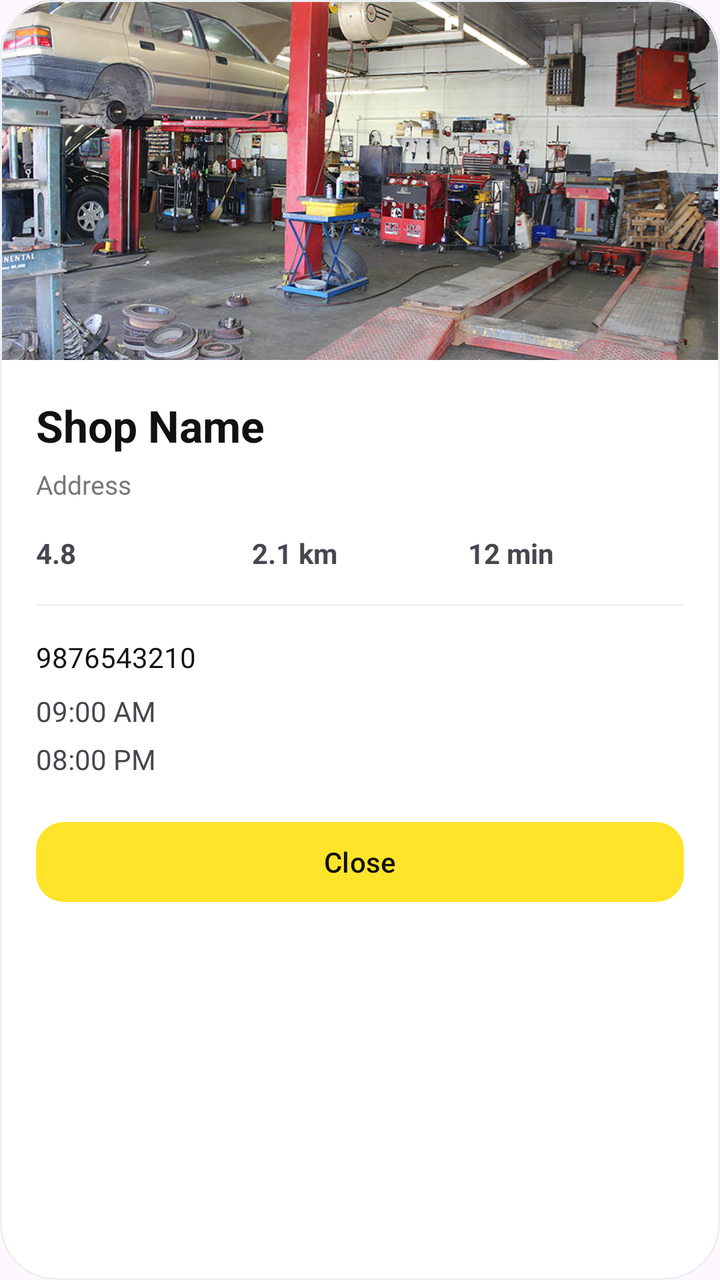
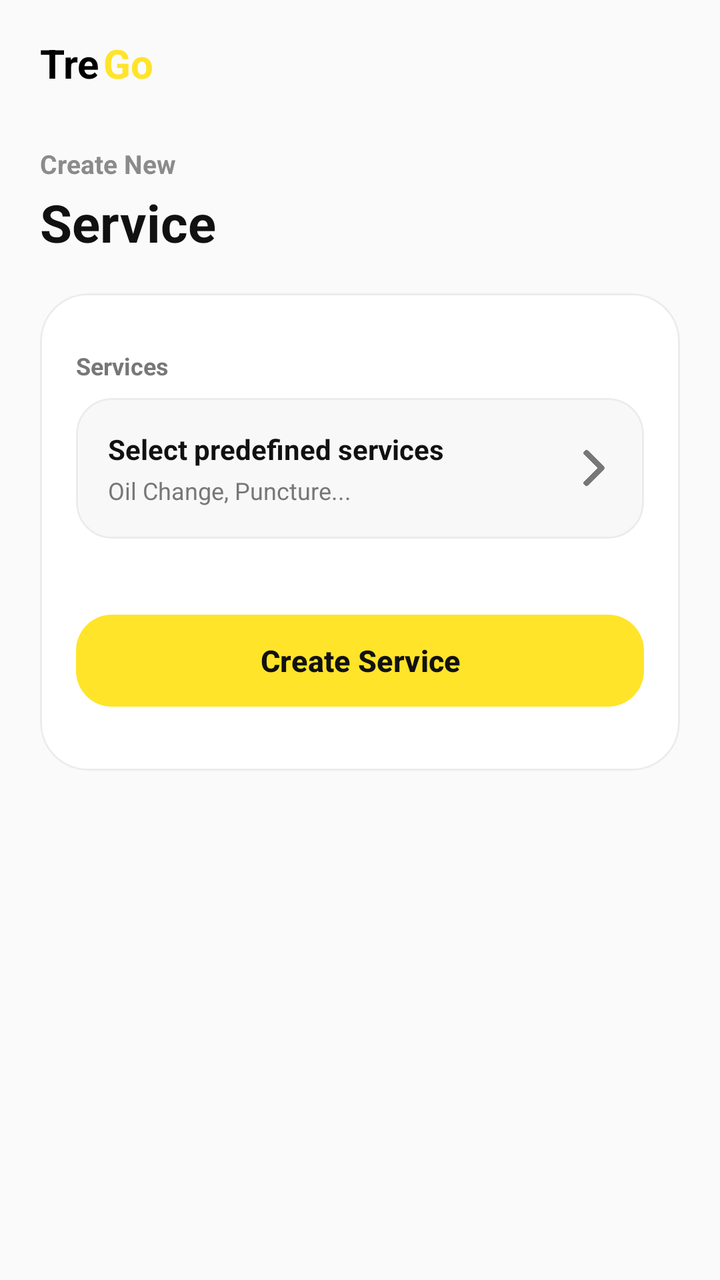

The first picture is an Android layout as it rendered before a commit; the second is the same layout after the commit. The layout source and the unified diff follow.
<!-- AndroidManifest.xml: application theme Theme.TregoApp -->
<!-- res/layout/sample2.xml -->
<?xml version="1.0" encoding="utf-8"?>
<com.google.android.material.card.MaterialCardView
    xmlns:android="http://schemas.android.com/apk/res/android"
    xmlns:app="http://schemas.android.com/apk/res-auto"
    android:layout_width="match_parent"
    android:layout_height="wrap_content"
    android:layout_margin="10dp"
    app:cardBackgroundColor="#FFFFFF"
    app:cardCornerRadius="28dp"
    app:strokeColor="#ECEFF3"
    app:strokeWidth="1dp">

    <LinearLayout
        android:layout_width="match_parent"
        android:layout_height="wrap_content"
        android:orientation="vertical">

        <ImageView
            android:layout_width="match_parent"
            android:layout_height="180dp"
            android:src="@drawable/shop"
            android:scaleType="centerCrop"/>

        <LinearLayout
            android:layout_width="match_parent"
            android:layout_height="wrap_content"
            android:orientation="vertical"
            android:padding="18dp">

            <TextView
                android:id="@+id/tvShopName"
                android:layout_width="wrap_content"
                android:layout_height="wrap_content"
                android:text="Shop Name"
                android:textSize="22sp"
                android:textStyle="bold"
                android:textColor="#111111"/>

            <TextView
                android:id="@+id/tvAddress"
                android:layout_width="match_parent"
                android:layout_height="wrap_content"
                android:layout_marginTop="6dp"
                android:text="Address"
                android:textSize="13sp"
                android:textColor="#777777"/>

            <LinearLayout
                android:layout_width="match_parent"
                android:layout_height="wrap_content"
                android:layout_marginTop="16dp"
                android:orientation="horizontal">

                <TextView
                    android:id="@+id/tvRating"
                    android:layout_width="0dp"
                    android:layout_height="wrap_content"
                    android:layout_weight="1"
                    android:text="4.8"
                    android:textStyle="bold"/>

                <TextView
                    android:id="@+id/tvDistance"
                    android:layout_width="0dp"
                    android:layout_height="wrap_content"
                    android:layout_weight="1"
                    android:text="2.1 km"
                    android:textStyle="bold"/>

                <TextView
                    android:id="@+id/tvDuration"
                    android:layout_width="0dp"
                    android:layout_height="wrap_content"
                    android:layout_weight="1"
                    android:text="12 min"
                    android:textStyle="bold"/>

            </LinearLayout>

            <View
                android:layout_width="match_parent"
                android:layout_height="1dp"
                android:layout_marginVertical="16dp"
                android:background="#F1F1F1"/>

            <TextView
                android:id="@+id/tvPhone"
                android:layout_width="wrap_content"
                android:layout_height="wrap_content"
                android:text="9876543210"
                android:textSize="14sp"
                android:textColor="#111111"/>

            <TextView
                android:id="@+id/tvOpen"
                android:layout_width="wrap_content"
                android:layout_height="wrap_content"
                android:layout_marginTop="8dp"
                android:text="09:00 AM"/>

            <TextView
                android:id="@+id/tvClose"
                android:layout_width="wrap_content"
                android:layout_height="wrap_content"
                android:layout_marginTop="5dp"
                android:text="08:00 PM"/>

            <com.google.android.material.button.MaterialButton
                android:id="@+id/btnClose"
                android:layout_width="match_parent"
                android:layout_height="48dp"
                android:layout_marginTop="18dp"
                android:text="Close"
                android:textColor="#111111"
                app:backgroundTint="#FFE429"
                app:cornerRadius="14dp"/>

        </LinearLayout>

    </LinearLayout>

</com.google.android.material.card.MaterialCardView>
<!-- resources referenced by this layout -->
<resources>
  <!-- drawable shop: jpg bitmap (drawable, 159612 bytes) -->
  <style name="Theme.TregoApp" parent="Base.Theme.TregoApp" />
  <style name="Base.Theme.TregoApp" parent="Theme.Material3.DayNight.NoActionBar">
          <item name="colorPrimary">@color/primary_color</item>
          <item name="android:statusBarColor">@color/secondary_color</item>
          <item name="android:windowLightStatusBar">true</item>
      </style>
  <color name="primary_color">#FFE429</color>
  <color name="secondary_color">#FFFFFFFF</color>
</resources>

<!-- the commit's change to res/layout/sample2.xml (unified diff, before → after) -->
@@ -1,122 +1,213 @@
 <?xml version="1.0" encoding="utf-8"?>
-<com.google.android.material.card.MaterialCardView
-    xmlns:android="http://schemas.android.com/apk/res/android"
+<LinearLayout xmlns:android="http://schemas.android.com/apk/res/android"
+    xmlns:tools="http://schemas.android.com/tools"
     xmlns:app="http://schemas.android.com/apk/res-auto"
     android:layout_width="match_parent"
-    android:layout_height="wrap_content"
-    android:layout_margin="10dp"
-    app:cardBackgroundColor="#FFFFFF"
-    app:cardCornerRadius="28dp"
-    app:strokeColor="#ECEFF3"
-    app:strokeWidth="1dp">
-
+    android:layout_height="match_parent"
+    android:orientation="vertical"
+    android:background="#FAFAFA"
+    android:paddingHorizontal="20dp"
+    android:paddingTop="18dp"
+    android:paddingBottom="14dp"
+    tools:context=".mechanic.ui.CreateServiceFragment">
+
+    
+    <LinearLayout
+        android:layout_width="match_parent"
+        android:layout_height="wrap_content"
+        android:gravity="center_vertical">
+
+        <TextView
+            android:layout_width="wrap_content"
+            android:layout_height="wrap_content"
+            android:text="@string/app_first_name"
+            android:textSize="20sp"
+            android:textStyle="bold"
+            android:textColor="@color/tertiary_color" />
+
+        <TextView
+            android:layout_width="wrap_content"
+            android:layout_height="wrap_content"
+            android:text="@string/app_last_name"
+            android:textSize="20sp"
+            android:textStyle="bold"
+            android:textColor="@color/primary_color"
+            android:paddingStart="2dp" />
+
+    </LinearLayout>
+
+    <View
+        android:layout_width="match_parent"
+        android:layout_height="28dp" />
+
+    
     <LinearLayout
         android:layout_width="match_parent"
         android:layout_height="wrap_content"
         android:orientation="vertical">
 
-        <ImageView
-            android:layout_width="match_parent"
-            android:layout_height="180dp"
-            android:src="@drawable/shop"
-            android:scaleType="centerCrop"/>
+        <TextView
+            android:layout_width="wrap_content"
+            android:layout_height="wrap_content"
+            android:text="Create New"
+            android:textSize="13sp"
+            android:textStyle="bold"
+            android:textColor="#8B8B8B" />
+
+        <LinearLayout
+            android:layout_width="wrap_content"
+            android:layout_height="wrap_content"
+            android:layout_marginTop="3dp"
+            android:gravity="center_vertical">
+
+            <TextView
+                android:layout_width="wrap_content"
+                android:layout_height="wrap_content"
+                android:text="@string/service"
+                android:textSize="26sp"
+                android:textStyle="bold"
+                android:textColor="#111111" />
+
+            
+            
+            
+            
+            
+
+        </LinearLayout>
+
+    </LinearLayout>
+
+    <View
+        android:layout_width="match_parent"
+        android:layout_height="18dp" />
+
+    
+    <com.google.android.material.card.MaterialCardView
+        android:layout_width="match_parent"
+        android:layout_height="wrap_content"
+        app:cardBackgroundColor="#FFFFFF"
+        app:cardCornerRadius="24dp"
+        app:strokeColor="#ECECEC"
+        app:strokeWidth="1dp"
+        app:cardElevation="0dp">
 
         <LinearLayout
             android:layout_width="match_parent"
-            android:layout_height="wrap_content"
+            android:layout_height="match_parent"
+            android:layout_marginVertical="10dp"
             android:orientation="vertical"
             android:padding="18dp">
 
-            <TextView
-                android:id="@+id/tvShopName"
-                android:layout_width="wrap_content"
-                android:layout_height="wrap_content"
-                android:text="Shop Name"
-                android:textSize="22sp"
+            
+            <ScrollView
+                android:layout_width="match_parent"
+                android:layout_height="0dp"
+                android:layout_weight="1"
+                android:overScrollMode="never">
+
+                <LinearLayout
+                    android:layout_width="match_parent"
+                    android:layout_height="wrap_content"
+                    android:orientation="vertical">
+
+                    
+                    <TextView
+                        android:layout_width="wrap_content"
+                        android:layout_height="wrap_content"
+                        android:text="Services"
+                        android:textSize="12sp"
+                        android:textStyle="bold"
+                        android:textColor="#777777"
+                        android:layout_marginBottom="8dp" />
+
+                    <com.google.android.material.card.MaterialCardView
+                        android:id="@+id/selectServiceLayout"
+                        android:layout_width="match_parent"
+                        android:layout_height="wrap_content"
+                        android:clickable="true"
+                        android:focusable="true"
+                        android:foreground="?attr/selectableItemBackground"
+                        app:cardBackgroundColor="#F8F8F8"
+                        app:cardCornerRadius="18dp"
+                        app:cardElevation="0dp"
+                        app:strokeColor="#ECECEC"
+                        app:strokeWidth="1dp">
+
+                        <LinearLayout
+                            android:layout_width="match_parent"
+                            android:layout_height="wrap_content"
+                            android:gravity="center_vertical"
+                            android:orientation="horizontal"
+                            android:padding="16dp">
+
+                            <LinearLayout
+                                android:layout_width="0dp"
+                                android:layout_height="wrap_content"
+                                android:layout_weight="1"
+                                android:orientation="vertical">
+
+                                <TextView
+                                    android:id="@+id/tvSelectedServiceCount"
+                                    android:layout_width="wrap_content"
+                                    android:layout_height="wrap_content"
+                                    android:text="Select predefined services"
+                                    android:textColor="#111111"
+                                    android:textSize="14sp"
+                                    android:textStyle="bold" />
+
+                                <TextView
+                                    android:id="@+id/tvSelectedServices"
+                                    android:layout_width="wrap_content"
+                                    android:layout_height="wrap_content"
+                                    android:layout_marginTop="3dp"
+                                    android:text="Oil Change, Puncture..."
+                                    android:textColor="#777777"
+                                    android:textSize="12sp"
+                                    android:maxLines="2"
+                                    android:ellipsize="end" />
+
+                            </LinearLayout>
+
+                            <ImageView
+                                android:layout_width="18dp"
+                                android:layout_height="18dp"
+                                android:src="@drawable/right_arrow"
+                                app:tint="#777777"/>
+
+                        </LinearLayout>
+
+                    </com.google.android.material.card.MaterialCardView>
+
+                    
+                    <LinearLayout
+                        android:id="@+id/layoutSelectedServices"
+                        android:layout_width="match_parent"
+                        android:layout_height="wrap_content"
+                        android:layout_marginTop="18dp"
+                        android:orientation="vertical"/>
+
+                </LinearLayout>
+
+            </ScrollView>
+
+            
+            <com.google.android.material.button.MaterialButton
+                android:id="@+id/createServiceBtn"
+                android:layout_width="match_parent"
+                android:layout_height="54dp"
+                android:layout_marginTop="16dp"
+                android:text="Create Service"
+                android:textAllCaps="false"
+                android:textSize="15sp"
                 android:textStyle="bold"
-                android:textColor="#111111"/>
-
-            <TextView
-                android:id="@+id/tvAddress"
-                android:layout_width="match_parent"
-                android:layout_height="wrap_content"
-                android:layout_marginTop="6dp"
-                android:text="Address"
-                android:textSize="13sp"
-                android:textColor="#777777"/>
-
-            <LinearLayout
-                android:layout_width="match_parent"
-                android:layout_height="wrap_content"
-                android:layout_marginTop="16dp"
-                android:orientation="horizontal">
-
-                <TextView
-                    android:id="@+id/tvRating"
-                    android:layout_width="0dp"
-                    android:layout_height="wrap_content"
-                    android:layout_weight="1"
-                    android:text="4.8"
-                    android:textStyle="bold"/>
-
-                <TextView
-                    android:id="@+id/tvDistance"
-                    android:layout_width="0dp"
-                    android:layout_height="wrap_content"
-                    android:layout_weight="1"
-                    android:text="2.1 km"
-                    android:textStyle="bold"/>
-
-                <TextView
-                    android:id="@+id/tvDuration"
-                    android:layout_width="0dp"
-                    android:layout_height="wrap_content"
-                    android:layout_weight="1"
-                    android:text="12 min"
-                    android:textStyle="bold"/>
-
-            </LinearLayout>
-
-            <View
-                android:layout_width="match_parent"
-                android:layout_height="1dp"
-                android:layout_marginVertical="16dp"
-                android:background="#F1F1F1"/>
-
-            <TextView
-                android:id="@+id/tvPhone"
-                android:layout_width="wrap_content"
-                android:layout_height="wrap_content"
-                android:text="9876543210"
-                android:textSize="14sp"
-                android:textColor="#111111"/>
-
-            <TextView
-                android:id="@+id/tvOpen"
-                android:layout_width="wrap_content"
-                android:layout_height="wrap_content"
-                android:layout_marginTop="8dp"
-                android:text="09:00 AM"/>
-
-            <TextView
-                android:id="@+id/tvClose"
-                android:layout_width="wrap_content"
-                android:layout_height="wrap_content"
-                android:layout_marginTop="5dp"
-                android:text="08:00 PM"/>
-
-            <com.google.android.material.button.MaterialButton
-                android:id="@+id/btnClose"
-                android:layout_width="match_parent"
-                android:layout_height="48dp"
-                android:layout_marginTop="18dp"
-                android:text="Close"
                 android:textColor="#111111"
                 app:backgroundTint="#FFE429"
-                app:cornerRadius="14dp"/>
+                app:cornerRadius="18dp"
+                app:elevation="0dp" />
 
         </LinearLayout>
 
-    </LinearLayout>
-
-</com.google.android.material.card.MaterialCardView>
+    </com.google.android.material.card.MaterialCardView>
+
+</LinearLayout>
<!-- resource entries referenced after the edit -->
@@ -1,6 +1,5 @@
 <!-- resources referenced by this layout -->
 <resources>
-  <!-- drawable shop: jpg bitmap (drawable, 159612 bytes) -->
   <style name="Theme.TregoApp" parent="Base.Theme.TregoApp" />
   <style name="Base.Theme.TregoApp" parent="Theme.Material3.DayNight.NoActionBar">
           <item name="colorPrimary">@color/primary_color</item>
@@ -8,6 +7,11 @@
           <item name="android:windowLightStatusBar">true</item>
       </style>
   <color name="primary_color">#FFE429</color>
+  <color name="tertiary_color">#FF000000</color>
+  <!-- drawable right_arrow: png bitmap (drawable, 7203 bytes) -->
+  <string name="app_first_name">Tre</string>
+  <string name="app_last_name">Go</string>
+  <string name="service">Service</string>
   <color name="secondary_color">#FFFFFFFF</color>
 </resources>
 
